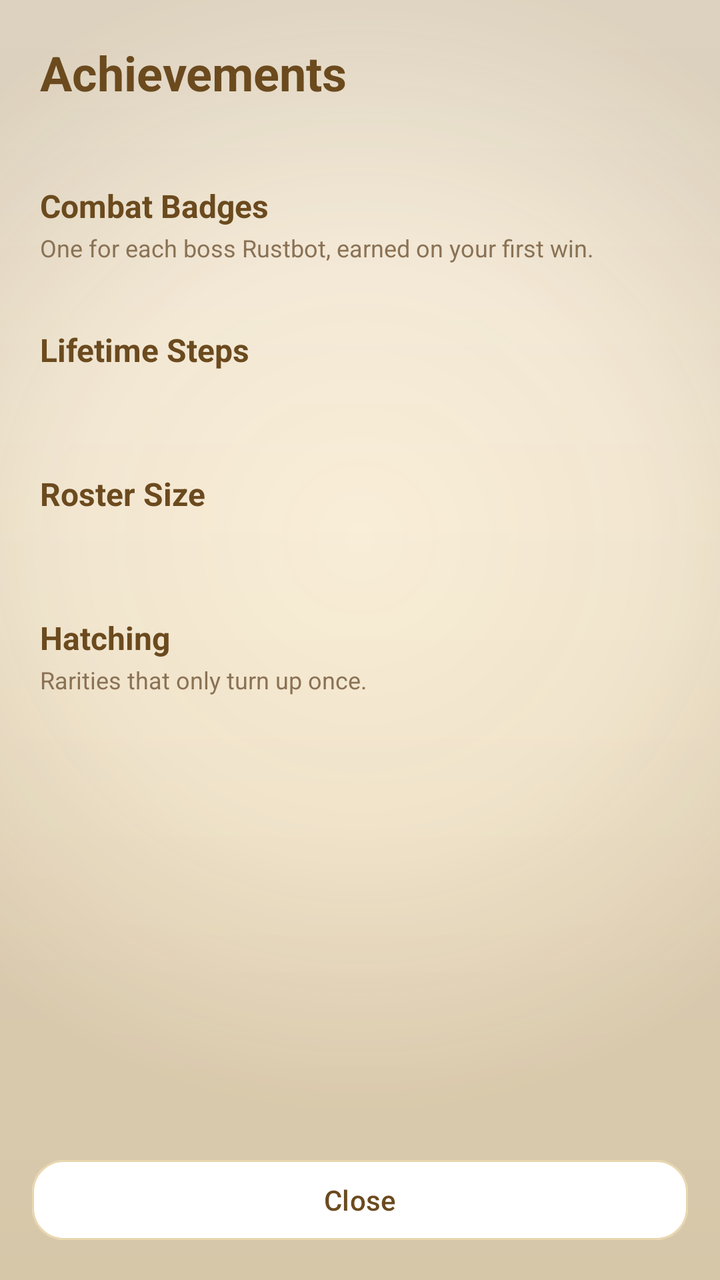
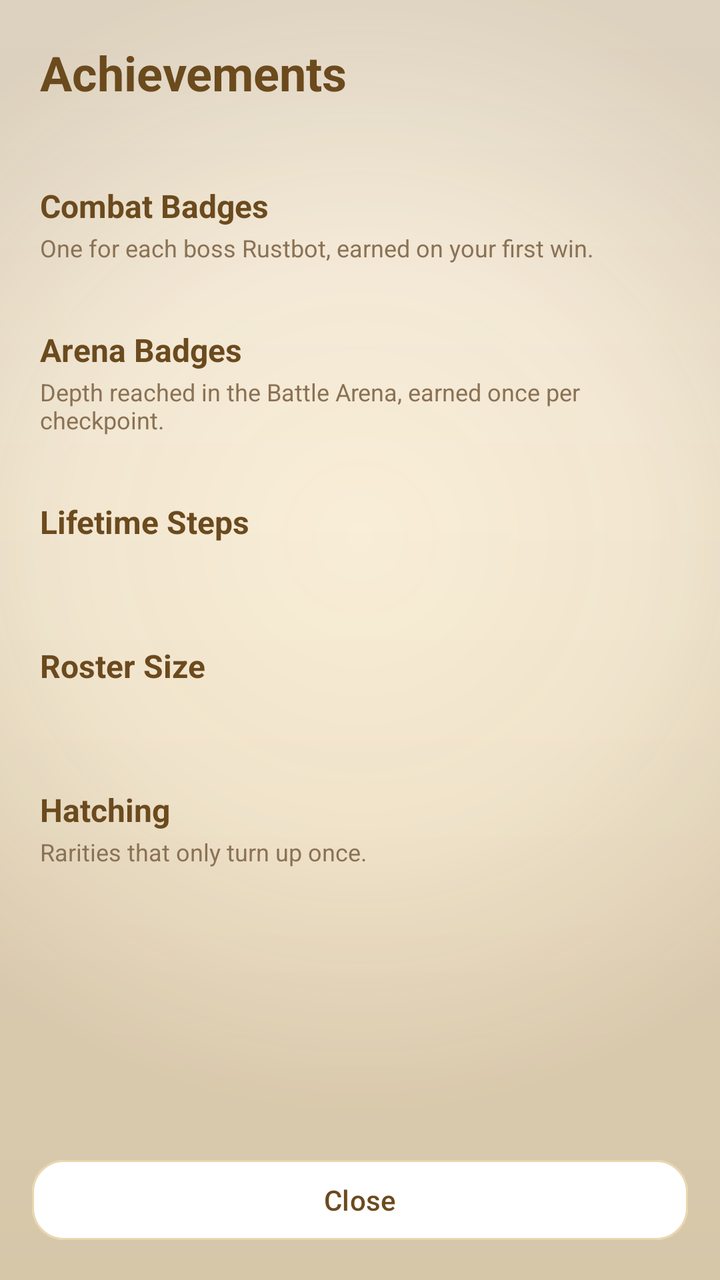

An Android layout rendered at two revisions. The XML below is the earlier revision; the diff shows what the commit changed to produce the second picture.
<!-- AndroidManifest.xml: application theme Theme.RatKingRecon -->
<!-- res/layout/activity_achievements.xml -->
<?xml version="1.0" encoding="utf-8"?>
<LinearLayout xmlns:android="http://schemas.android.com/apk/res/android"
    xmlns:app="http://schemas.android.com/apk/res-auto"
    android:layout_width="match_parent"
    android:layout_height="match_parent"
    android:orientation="vertical"
    android:background="@drawable/bg_app_gradient"
    android:fitsSystemWindows="true">

    <ScrollView
        android:layout_width="match_parent"
        android:layout_height="0dp"
        android:layout_weight="1"
        android:clipToPadding="false"
        android:fillViewport="true">

        <LinearLayout
            android:layout_width="match_parent"
            android:layout_height="wrap_content"
            android:orientation="vertical"
            android:clipChildren="false"
            android:clipToPadding="false"
            android:padding="20dp">

            <TextView
                android:layout_width="wrap_content"
                android:layout_height="wrap_content"
                android:text="@string/achievements_title"
                android:textColor="@color/text_primary"
                android:textSize="24sp"
                android:textStyle="bold" />

            <TextView
                android:id="@+id/achievementsSummary"
                android:layout_width="wrap_content"
                android:layout_height="wrap_content"
                android:layout_marginTop="4dp"
                android:layout_marginBottom="18dp"
                android:textColor="@color/text_muted"
                android:textSize="13sp" />

            
            <TextView
                android:layout_width="wrap_content"
                android:layout_height="wrap_content"
                android:text="@string/achievements_combat"
                android:textColor="@color/text_primary"
                android:textSize="16sp"
                android:textStyle="bold" />

            <TextView
                android:layout_width="wrap_content"
                android:layout_height="wrap_content"
                android:layout_marginTop="2dp"
                android:layout_marginBottom="10dp"
                android:text="@string/achievements_combat_sub"
                android:textColor="@color/text_muted"
                android:textSize="12sp" />

            <LinearLayout
                android:id="@+id/badgeList"
                android:layout_width="match_parent"
                android:layout_height="wrap_content"
                android:orientation="vertical" />

            
            <TextView
                android:layout_width="wrap_content"
                android:layout_height="wrap_content"
                android:layout_marginTop="22dp"
                android:text="@string/achievements_steps"
                android:textColor="@color/text_primary"
                android:textSize="16sp"
                android:textStyle="bold" />

            <TextView
                android:id="@+id/stepsSubtitle"
                android:layout_width="wrap_content"
                android:layout_height="wrap_content"
                android:layout_marginTop="2dp"
                android:layout_marginBottom="10dp"
                android:textColor="@color/text_muted"
                android:textSize="12sp" />

            <LinearLayout
                android:id="@+id/stepsList"
                android:layout_width="match_parent"
                android:layout_height="wrap_content"
                android:orientation="vertical" />

            
            <TextView
                android:layout_width="wrap_content"
                android:layout_height="wrap_content"
                android:layout_marginTop="22dp"
                android:text="@string/achievements_roster"
                android:textColor="@color/text_primary"
                android:textSize="16sp"
                android:textStyle="bold" />

            <TextView
                android:id="@+id/rosterSubtitle"
                android:layout_width="wrap_content"
                android:layout_height="wrap_content"
                android:layout_marginTop="2dp"
                android:layout_marginBottom="10dp"
                android:textColor="@color/text_muted"
                android:textSize="12sp" />

            <LinearLayout
                android:id="@+id/rosterList"
                android:layout_width="match_parent"
                android:layout_height="wrap_content"
                android:orientation="vertical" />

            
            <TextView
                android:layout_width="wrap_content"
                android:layout_height="wrap_content"
                android:layout_marginTop="22dp"
                android:text="@string/achievements_hatching"
                android:textColor="@color/text_primary"
                android:textSize="16sp"
                android:textStyle="bold" />

            <TextView
                android:layout_width="wrap_content"
                android:layout_height="wrap_content"
                android:layout_marginTop="2dp"
                android:layout_marginBottom="10dp"
                android:text="@string/achievements_hatching_sub"
                android:textColor="@color/text_muted"
                android:textSize="12sp" />

            <LinearLayout
                android:id="@+id/hatchingList"
                android:layout_width="match_parent"
                android:layout_height="wrap_content"
                android:orientation="vertical" />

        </LinearLayout>
    </ScrollView>

    <com.google.android.material.button.MaterialButton
        android:id="@+id/achievementsCloseButton"
        android:layout_width="match_parent"
        android:layout_height="wrap_content"
        android:layout_margin="16dp"
        android:text="@string/btn_close"
        android:textAllCaps="false"
        android:textColor="@color/text_primary"
        app:backgroundTint="@color/card_white"
        app:cornerRadius="16dp"
        app:elevation="4dp"
        app:strokeColor="@color/card_border"
        app:strokeWidth="1dp" />

</LinearLayout>
<!-- resources referenced by this layout -->
<resources>
  <color name="card_border">#E8D6AE</color>
  <color name="card_white">#FFFFFF</color>
  <color name="text_muted">#8A7255</color>
  <color name="text_primary">#6B4A1E</color>
  <!-- drawable bg_app_gradient (drawable) -->
  <?xml version="1.0" encoding="utf-8"?>
  <layer-list xmlns:android="http://schemas.android.com/apk/res/android">
  
      <item>
          <shape android:shape="rectangle">
              <gradient
                  android:angle="270"
                  android:startColor="@color/cream"
                  android:endColor="@color/tan"
                  android:type="linear" />
          </shape>
      </item>
  
      <item>
          <shape android:shape="rectangle">
              <gradient
                  android:type="radial"
                  android:centerX="0.5"
                  android:centerY="0.42"
                  android:gradientRadius="80%p"
                  android:startColor="#004A2F0F"
                  android:centerColor="#0A4A2F0F"
                  android:endColor="#2B4A2F0F" />
          </shape>
      </item>
  
  </layer-list>
  <string name="achievements_combat">Combat Badges</string>
  <string name="achievements_combat_sub">One for each boss Rustbot, earned on your first win.</string>
  <string name="achievements_hatching">Hatching</string>
  <string name="achievements_hatching_sub">Rarities that only turn up once.</string>
  <string name="achievements_roster">Roster Size</string>
  <string name="achievements_steps">Lifetime Steps</string>
  <string name="achievements_title">Achievements</string>
  <string name="btn_close">Close</string>
  <style name="Theme.RatKingRecon" parent="Base.Theme.RatKingRecon" />
  <color name="cream">#FBF3E3</color>
  <color name="tan">#F5E6C8</color>
  <style name="Base.Theme.RatKingRecon" parent="Theme.Material3.Light.NoActionBar">
          <item name="colorPrimary">@color/amber</item>
          <item name="colorOnPrimary">@color/text_primary</item>
          <item name="colorSurface">@color/cream</item>
          <item name="colorOnSurface">@color/text_primary</item>
          <item name="android:colorBackground">@color/cream</item>
          <item name="android:statusBarColor">@color/cream</item>
          <item name="android:windowLightStatusBar">true</item>
          
          <item name="materialButtonStyle">@style/Widget.RatKing.Button</item>
          
          <item name="android:windowAnimationStyle">@style/Animation.RatKing.Screen</item>
          <item name="android:navigationBarColor">@color/tan</item>
          
          <item name="android:windowLightNavigationBar" tools:targetApi="27">true</item>
      </style>
  <color name="amber">#E8A94F</color>
  <style name="Widget.RatKing.Button" parent="Widget.RatKing.Button.Base" />
  <style name="Animation.RatKing.Screen" parent="@android:style/Animation.Activity">
          <item name="android:activityOpenEnterAnimation">@anim/screen_enter</item>
          <item name="android:activityOpenExitAnimation">@anim/screen_exit</item>
          <item name="android:activityCloseEnterAnimation">@anim/screen_pop_enter</item>
          <item name="android:activityCloseExitAnimation">@anim/screen_pop_exit</item>
      </style>
  <style name="Widget.RatKing.Button.Base" parent="Widget.Material3.Button" />
</resources>

<!-- the commit's change to res/layout/activity_achievements.xml (unified diff, before → after) -->
@@ -8,6 +8,7 @@
     android:fitsSystemWindows="true">
 
     <ScrollView
+        android:id="@+id/achievementsScroll"
         android:layout_width="match_parent"
         android:layout_height="0dp"
         android:layout_weight="1"
@@ -59,6 +60,31 @@
 
             <LinearLayout
                 android:id="@+id/badgeList"
+                android:layout_width="match_parent"
+                android:layout_height="wrap_content"
+                android:orientation="vertical" />
+
+            
+            <TextView
+                android:layout_width="wrap_content"
+                android:layout_height="wrap_content"
+                android:layout_marginTop="22dp"
+                android:text="@string/achievements_arena"
+                android:textColor="@color/text_primary"
+                android:textSize="16sp"
+                android:textStyle="bold" />
+
+            <TextView
+                android:layout_width="wrap_content"
+                android:layout_height="wrap_content"
+                android:layout_marginTop="2dp"
+                android:layout_marginBottom="10dp"
+                android:text="@string/achievements_arena_sub"
+                android:textColor="@color/text_muted"
+                android:textSize="12sp" />
+
+            <LinearLayout
+                android:id="@+id/arenaBadgeList"
                 android:layout_width="match_parent"
                 android:layout_height="wrap_content"
                 android:orientation="vertical" />
<!-- resource entries referenced after the edit -->
@@ -32,6 +32,8 @@
       </item>
   
   </layer-list>
+  <string name="achievements_arena">Arena Badges</string>
+  <string name="achievements_arena_sub">Depth reached in the Battle Arena, earned once per checkpoint.</string>
   <string name="achievements_combat">Combat Badges</string>
   <string name="achievements_combat_sub">One for each boss Rustbot, earned on your first win.</string>
   <string name="achievements_hatching">Hatching</string>
